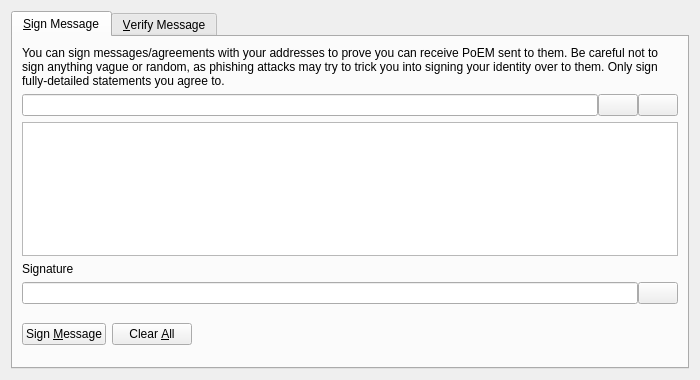
Before: the Qt Designer form src/qt/forms/signverifymessagedialog.ui in AntoBoto/PoEM, drawn with Qt 5.
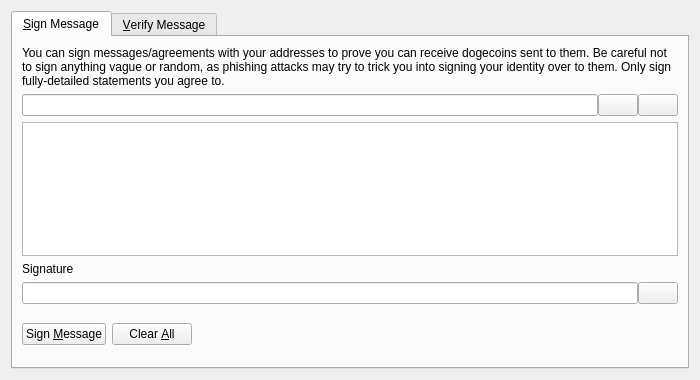
After: the same form once the commit is applied. Icons and pictures are not drawn. Custom widgets are drawn as their Qt base class.

The edit to the form file:
```diff
--- a/src/qt/forms/signverifymessagedialog.ui
+++ b/src/qt/forms/signverifymessagedialog.ui
@@ -30,7 +30,7 @@
        <item>
         <widget class="QLabel" name="infoLabel_SM">
          <property name="text">
-          <string>You can sign messages/agreements with your addresses to prove you can receive PoEM sent to them. Be careful not to sign anything vague or random, as phishing attacks may try to trick you into signing your identity over to them. Only sign fully-detailed statements you agree to.</string>
+          <string>You can sign messages/agreements with your addresses to prove you can receive dogecoins sent to them. Be careful not to sign anything vague or random, as phishing attacks may try to trick you into signing your identity over to them. Only sign fully-detailed statements you agree to.</string>
          </property>
          <property name="textFormat">
           <enum>Qt::PlainText</enum>
```
Left out of the diff: 8 changed lines with no effect on the pictures.
